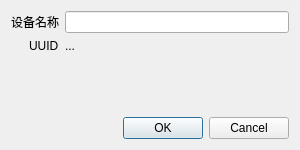
Old version of the form ui/designer/dialogs/newDeviceDialog.ui in the repository 283375/arcaea-offline-ocr-device-creation-wizard.
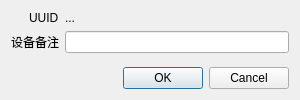
New version of the form.

Commit message: impr: page device_select

Diff of the .ui file:
```diff
--- a/ui/designer/dialogs/newDeviceDialog.ui
+++ b/ui/designer/dialogs/newDeviceDialog.ui
@@ -7,9 +7,15 @@
     <x>0</x>
     <y>0</y>
     <width>300</width>
-    <height>150</height>
+    <height>100</height>
    </rect>
   </property>
+  <property name="minimumSize">
+   <size>
+    <width>300</width>
+    <height>100</height>
+   </size>
+  </property>
   <property name="windowTitle">
    <string>新建设备</string>
   </property>
@@ -20,27 +26,27 @@
       <set>Qt::AlignRight|Qt::AlignTrailing|Qt::AlignVCenter</set>
      </property>
      <item row="0" column="0">
-      <widget class="QLabel" name="label">
-       <property name="text">
-        <string>设备名称</string>
-       </property>
-      </widget>
-     </item>
-     <item row="1" column="0">
       <widget class="QLabel" name="label_2">
        <property name="text">
         <string>UUID</string>
        </property>
       </widget>
      </item>
-     <item row="1" column="1">
+     <item row="0" column="1">
       <widget class="QLabel" name="uuidLabel">
        <property name="text">
         <string notr="true">...</string>
        </property>
       </widget>
      </item>
-     <item row="0" column="1">
+     <item row="1" column="0">
+      <widget class="QLabel" name="label">
+       <property name="text">
+        <string>设备备注</string>
+       </property>
+      </widget>
+     </item>
+     <item row="1" column="1">
       <widget class="QLineEdit" name="deviceNameEdit"/>
      </item>
     </layout>
```
The commit also changes 4 other files.
